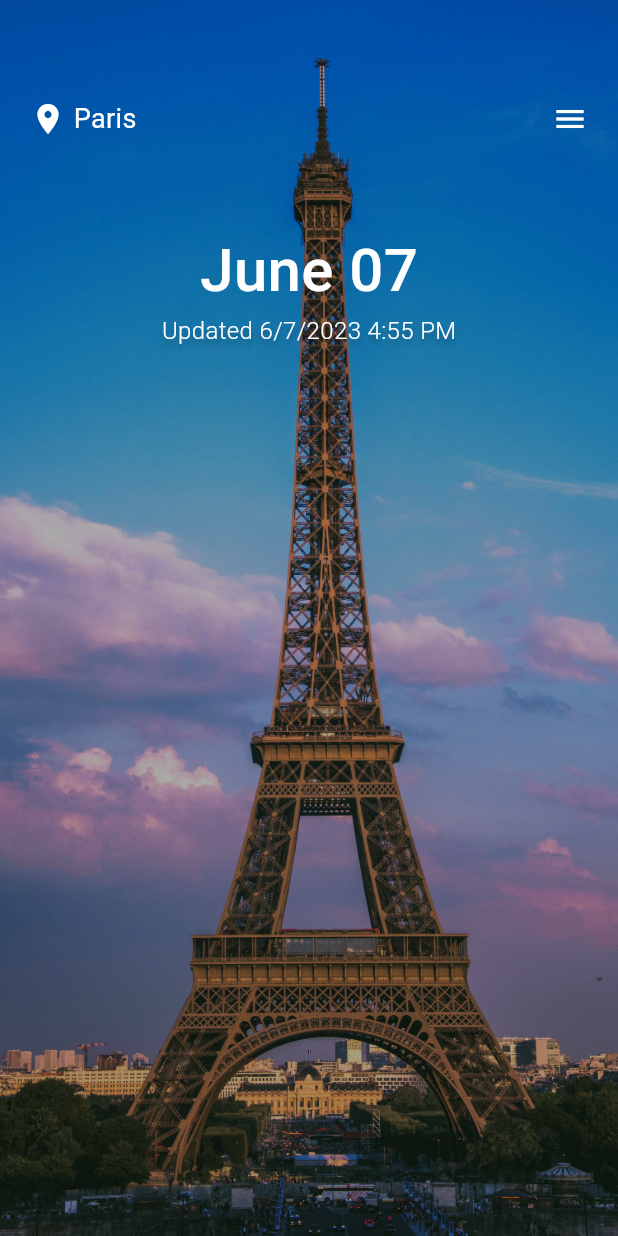
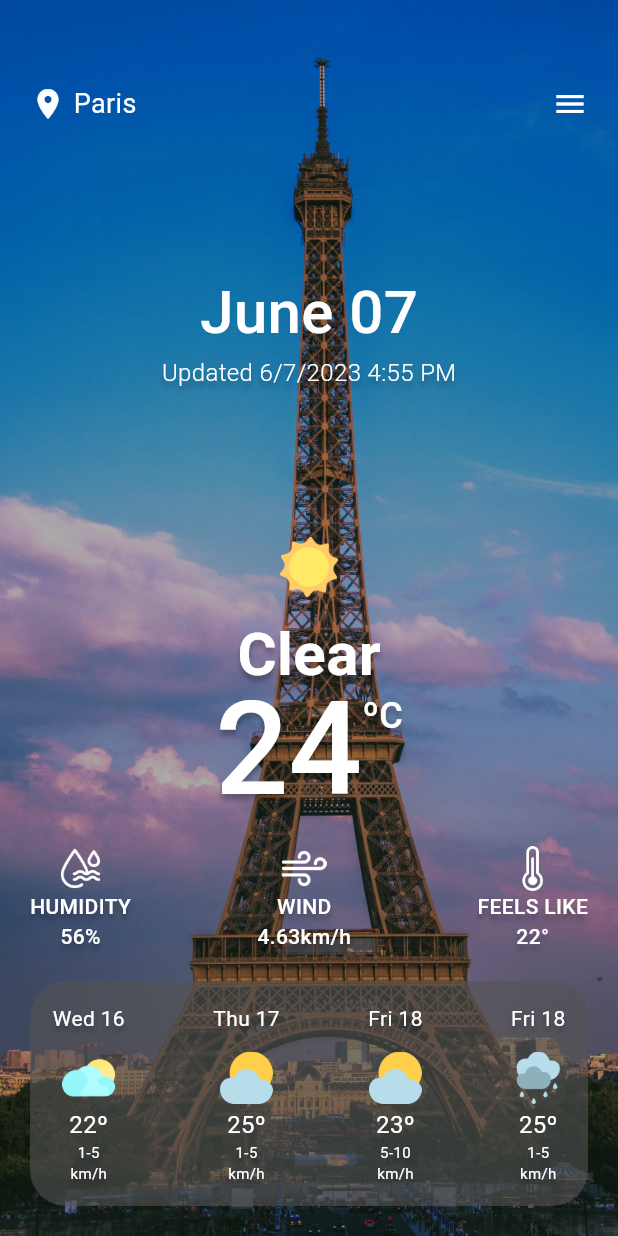
Before and after one commit to IT21175466/Weather-App, a Flutter app: the screen it shows after launch, on a phone screen of 412 x 824 dp. Run offline on Flutter 3.47's test engine with Material 2 defaults, Android fonts, the phone set to English and light mode, and no system bars; our stand-ins replace google_fonts.

Commit message:
Home UI Done

```diff
--- a/lib/main.dart
+++ b/lib/main.dart
@@ -1,5 +1,5 @@
 import 'package:flutter/material.dart';
-import 'package:weather_app/Pages/HomePage.dart';
+import 'package:weather_app/pages/screens/HomePage.dart';
 
 void main() {
   runApp(const MyApp());
--- a/lib/pages/HomePage.dart
+++ /dev/null
@@ -1,100 +0,0 @@
-import 'package:flutter/material.dart';
-import 'package:google_fonts/google_fonts.dart';
-
-class HomePage extends StatefulWidget {
-  const HomePage({super.key});
-
-  @override
-  State<HomePage> createState() => _HomePageState();
-}
-
-class _HomePageState extends State<HomePage> {
-  @override
-  Widget build(BuildContext context) {
-    //Get Screen Width and Height
-    double screenWidth = MediaQuery.of(context).size.width;
-    double screenHeight = MediaQuery.of(context).size.height;
-
-    return Scaffold(
-      body: Container(
-        height: screenHeight,
-        width: screenWidth,
-        decoration: BoxDecoration(
-          image: DecorationImage(
-            image: const AssetImage('lib/assets/images/eiffel_tower.jpg'),
-            fit: BoxFit.cover,
-            colorFilter: ColorFilter.mode(
-                Colors.black.withOpacity(0.33), BlendMode.darken),
-          ),
-        ),
-        child: Column(
-          crossAxisAlignment: CrossAxisAlignment.center,
-          children: [
-            SizedBox(
-              height: AppBar().preferredSize.height,
-            ),
-
-            //Location and Menu Row
-            Padding(
-              padding: const EdgeInsets.symmetric(horizontal: 20, vertical: 10),
-              child: Row(
-                children: [
-                  const Icon(
-                    Icons.location_on,
-                    color: Colors.white,
-                  ),
-                  const SizedBox(
-                    width: 5,
-                  ),
-                  Text(
-                    'Paris',
-                    style: GoogleFonts.roboto(
-                      fontSize: 18,
-                      color: Colors.white,
-                    ),
-                  ),
-                  const Spacer(),
-                  const Icon(
-                    Icons.menu,
-                    color: Colors.white,
-                  ),
-                ],
-              ),
-            ),
-
-            const SizedBox(
-              height: 50,
-            ),
-
-            //Date
-            Text(
-              'June 07',
-              style: GoogleFonts.roboto(
-                fontSize: 40,
-                fontWeight: FontWeight.w500,
-                color: Colors.white,
-              ),
-            ),
-
-            //Updated Date and Time
-            Text(
-              'Updated 6/7/2023 4:55 PM',
-              style: GoogleFonts.roboto(
-                fontSize: 16,
-                fontWeight: FontWeight.w300,
-                color: Colors.white,
-                shadows: [
-                  Shadow(
-                    color: Colors.black.withOpacity(0.25),
-                    offset: const Offset(0, 4),
-                    blurRadius: 4,
-                  ),
-                ],
-              ),
-            ),
-          ],
-        ),
-      ),
-    );
-  }
-}
--- /dev/null
+++ b/lib/pages/screens/HomePage.dart
@@ -0,0 +1,594 @@
+import 'package:flutter/material.dart';
+import 'package:google_fonts/google_fonts.dart';
+
+class HomePage extends StatefulWidget {
+  const HomePage({super.key});
+
+  @override
+  State<HomePage> createState() => _HomePageState();
+}
+
+class _HomePageState extends State<HomePage> {
+  @override
+  Widget build(BuildContext context) {
+    //Get Screen Width and Height
+    double screenWidth = MediaQuery.of(context).size.width;
+    double screenHeight = MediaQuery.of(context).size.height;
+
+    return Scaffold(
+      body: Container(
+        height: screenHeight,
+        width: screenWidth,
+        decoration: BoxDecoration(
+          image: DecorationImage(
+            image: const AssetImage('lib/assets/images/eiffel_tower.jpg'),
+            fit: BoxFit.cover,
+            colorFilter: ColorFilter.mode(
+                Colors.black.withOpacity(0.33), BlendMode.darken),
+          ),
+        ),
+        child: Column(
+          crossAxisAlignment: CrossAxisAlignment.center,
+          children: [
+            SizedBox(
+              height: AppBar().preferredSize.height,
+            ),
+
+            //Location and Menu Row
+            Padding(
+              padding: const EdgeInsets.symmetric(horizontal: 20),
+              child: Row(
+                children: [
+                  const Icon(
+                    Icons.location_on,
+                    color: Colors.white,
+                  ),
+                  const SizedBox(
+                    width: 5,
+                  ),
+                  Text(
+                    'Paris',
+                    style: GoogleFonts.roboto(
+                      fontSize: 18,
+                      color: Colors.white,
+                    ),
+                  ),
+                  const Spacer(),
+                  const Icon(
+                    Icons.menu,
+                    color: Colors.white,
+                  ),
+                ],
+              ),
+            ),
+
+            const Spacer(),
+
+            //Date
+            Text(
+              'June 07',
+              style: GoogleFonts.roboto(
+                fontSize: 40,
+                fontWeight: FontWeight.w500,
+                color: Colors.white,
+              ),
+            ),
+
+            //Updated Date and Time
+            Text(
+              'Updated 6/7/2023 4:55 PM',
+              style: GoogleFonts.roboto(
+                fontSize: 16,
+                fontWeight: FontWeight.w300,
+                color: Colors.white,
+                shadows: [
+                  Shadow(
+                    color: Colors.black.withOpacity(0.25),
+                    offset: const Offset(0, 4),
+                    blurRadius: 4,
+                  ),
+                ],
+              ),
+            ),
+
+            const Spacer(),
+
+            //Icon
+            SizedBox(
+              height: 40,
+              width: 40,
+              child: Image.asset('lib/assets/images/clear.png'),
+            ),
+
+            const SizedBox(
+              height: 10,
+            ),
+
+            //Condition
+            Text(
+              'Clear',
+              style: GoogleFonts.roboto(
+                fontSize: 40,
+                fontWeight: FontWeight.w700,
+                color: Colors.white,
+                shadows: [
+                  Shadow(
+                    color: Colors.black.withOpacity(0.25),
+                    offset: const Offset(0, 4),
+                    blurRadius: 4,
+                  ),
+                ],
+              ),
+            ),
+
+            //Temperature
+            Row(
+              crossAxisAlignment: CrossAxisAlignment.start,
+              mainAxisAlignment: MainAxisAlignment.center,
+              children: [
+                Text(
+                  '24',
+                  style: GoogleFonts.roboto(
+                    height: 0.8,
+                    fontSize: 86,
+                    fontWeight: FontWeight.w500,
+                    color: Colors.white,
+                    shadows: [
+                      Shadow(
+                        color: Colors.black.withOpacity(0.25),
+                        offset: const Offset(0, 4),
+                        blurRadius: 4,
+                      ),
+                    ],
+                  ),
+                ),
+                Text(
+                  'ºC',
+                  style: GoogleFonts.roboto(
+                    height: 1,
+                    fontSize: 24,
+                    fontWeight: FontWeight.w500,
+                    color: Colors.white,
+                    shadows: [
+                      Shadow(
+                        color: Colors.black.withOpacity(0.25),
+                        offset: const Offset(0, 4),
+                        blurRadius: 4,
+                      ),
+                    ],
+                  ),
+                ),
+              ],
+            ),
+
+            const SizedBox(
+              height: 30,
+            ),
+
+            //Humidity Wind FeelsLike
+            Padding(
+              padding: const EdgeInsets.symmetric(horizontal: 20),
+              child: Row(
+                children: [
+                  Column(
+                    children: [
+                      SizedBox(
+                        height: 30,
+                        width: 30,
+                        child: Image.asset('lib/assets/images/humidity.png'),
+                      ),
+                      Text(
+                        'HUMIDITY',
+                        style: GoogleFonts.roboto(
+                          fontSize: 14,
+                          fontWeight: FontWeight.w500,
+                          color: Colors.white,
+                          shadows: [
+                            Shadow(
+                              color: Colors.black.withOpacity(0.25),
+                              offset: const Offset(0, 4),
+                              blurRadius: 4,
+                            ),
+                          ],
+                        ),
+                      ),
+                      Text(
+                        '56%',
+                        style: GoogleFonts.roboto(
+                          fontSize: 14,
+                          fontWeight: FontWeight.w500,
+                          color: Colors.white,
+                          shadows: [
+                            Shadow(
+                              color: Colors.black.withOpacity(0.25),
+                              offset: const Offset(0, 4),
+                              blurRadius: 4,
+                            ),
+                          ],
+                        ),
+                      ),
+                    ],
+                  ),
+                  const Spacer(),
+                  Column(
+                    children: [
+                      SizedBox(
+                        height: 30,
+                        width: 30,
+                        child: Image.asset('lib/assets/images/wind.png'),
+                      ),
+                      Text(
+                        'WIND',
+                        style: GoogleFonts.roboto(
+                          fontSize: 14,
+                          fontWeight: FontWeight.w500,
+                          color: Colors.white,
+                          shadows: [
+                            Shadow(
+                              color: Colors.black.withOpacity(0.25),
+                              offset: const Offset(0, 4),
+                              blurRadius: 4,
+                            ),
+                          ],
+                        ),
+                      ),
+                      Text(
+                        '4.63km/h',
+                        style: GoogleFonts.roboto(
+                          fontSize: 14,
+                          fontWeight: FontWeight.w500,
+                          color: Colors.white,
+                          shadows: [
+                            Shadow(
+                              color: Colors.black.withOpacity(0.25),
+                              offset: const Offset(0, 4),
+                              blurRadius: 4,
+                            ),
+                          ],
+                        ),
+                      ),
+                    ],
+                  ),
+                  const Spacer(),
+                  Column(
+                    children: [
+                      SizedBox(
+                        height: 30,
+                        width: 30,
+                        child: Image.asset('lib/assets/images/feellike.png'),
+                      ),
+                      Text(
+                        'FEELS LIKE',
+                        style: GoogleFonts.roboto(
+                          fontSize: 14,
+                          fontWeight: FontWeight.w500,
+                          color: Colors.white,
+                          shadows: [
+                            Shadow(
+                              color: Colors.black.withOpacity(0.25),
+                              offset: const Offset(0, 4),
+                              blurRadius: 4,
+                            ),
+                          ],
+                        ),
+                      ),
+                      Text(
+                        '22°',
+                        style: GoogleFonts.roboto(
+                          fontSize: 14,
+                          fontWeight: FontWeight.w500,
+                          color: Colors.white,
+                          shadows: [
+                            Shadow(
+                              color: Colors.black.withOpacity(0.25),
+                              offset: const Offset(0, 4),
+                              blurRadius: 4,
+                            ),
+                          ],
+                        ),
+                      ),
+                    ],
+                  ),
+                ],
+              ),
+            ),
+
+            const SizedBox(
+              height: 20,
+            ),
+
+            //History
+            Container(
+              margin: const EdgeInsets.symmetric(horizontal: 20),
+              padding: const EdgeInsets.all(15),
+              height: 150,
+              decoration: BoxDecoration(
+                color: const Color.fromARGB(255, 83, 83, 83).withOpacity(0.6),
+                borderRadius: BorderRadius.circular(24),
+              ),
+              child: Row(
+                children: [
+                  Column(
+                    crossAxisAlignment: CrossAxisAlignment.center,
+                    children: [
+                      Text(
+                        'Wed 16',
+                        style: GoogleFonts.roboto(
+                          fontSize: 14,
+                          fontWeight: FontWeight.w400,
+                          color: Colors.white,
+                          shadows: [
+                            Shadow(
+                              color: Colors.black.withOpacity(0.25),
+                              offset: const Offset(0, 4),
+                              blurRadius: 4,
+                            ),
+                          ],
+                        ),
+                      ),
+                      const Spacer(),
+                      SizedBox(
+                        width: 35,
+                        height: 35,
+                        child: Image.asset('lib/assets/images/cloudy_sun.png'),
+                      ),
+                      const SizedBox(
+                        height: 2,
+                      ),
+                      Text(
+                        '22º',
+                        style: GoogleFonts.roboto(
+                          fontSize: 16,
+                          fontWeight: FontWeight.w400,
+                          color: Colors.white,
+                        ),
+                      ),
+                      Text(
+                        '1-5',
+                        style: GoogleFonts.roboto(
+                          fontSize: 10,
+                          fontWeight: FontWeight.w400,
+                          color: Colors.white,
+                          shadows: [
+                            Shadow(
+                              color: Colors.black.withOpacity(0.25),
+                              offset: const Offset(0, 4),
+                              blurRadius: 4,
+                            ),
+                          ],
+                        ),
+                      ),
+                      Text(
+                        'km/h',
+                        style: GoogleFonts.roboto(
+                          fontSize: 10,
+                          fontWeight: FontWeight.w400,
+                          color: Colors.white,
+                          shadows: [
+                            Shadow(
+                              color: Colors.black.withOpacity(0.25),
+                              offset: const Offset(0, 4),
+                              blurRadius: 4,
+                            ),
+                          ],
+                        ),
+                      ),
+                    ],
+                  ),
+                  const Spacer(),
+                  Column(
+                    crossAxisAlignment: CrossAxisAlignment.center,
+                    children: [
+                      Text(
+                        'Thu 17',
+                        style: GoogleFonts.roboto(
+                          fontSize: 14,
+                          fontWeight: FontWeight.w400,
+                          color: Colors.white,
+                          shadows: [
+                            Shadow(
+                              color: Colors.black.withOpacity(0.25),
+                              offset: const Offset(0, 4),
+                              blurRadius: 4,
+                            ),
+                          ],
+                        ),
+                      ),
+                      const Spacer(),
+                      SizedBox(
+                        width: 35,
+                        height: 35,
+                        child: Image.asset('lib/assets/images/cloudy_moon.png'),
+                      ),
+                      const SizedBox(
+                        height: 2,
+                      ),
+                      Text(
+                        '25º',
+                        style: GoogleFonts.roboto(
+                          fontSize: 16,
+                          fontWeight: FontWeight.w400,
+                          color: Colors.white,
+                        ),
+                      ),
+                      Text(
+                        '1-5',
+                        style: GoogleFonts.roboto(
+                          fontSize: 10,
+                          fontWeight: FontWeight.w400,
+                          color: Colors.white,
+                          shadows: [
+                            Shadow(
+                              color: Colors.black.withOpacity(0.25),
+                              offset: const Offset(0, 4),
+                              blurRadius: 4,
+                            ),
+                          ],
+                        ),
+                      ),
+                      Text(
+                        'km/h',
+                        style: GoogleFonts.roboto(
+                          fontSize: 10,
+                          fontWeight: FontWeight.w400,
+                          color: Colors.white,
+                          shadows: [
+                            Shadow(
+                              color: Colors.black.withOpacity(0.25),
+                              offset: const Offset(0, 4),
+                              blurRadius: 4,
+                            ),
+                          ],
+                        ),
+                      ),
+                    ],
+                  ),
+                  const Spacer(),
+                  Column(
+                    crossAxisAlignment: CrossAxisAlignment.center,
+                    children: [
+                      Text(
+                        'Fri 18',
+                        style: GoogleFonts.roboto(
+                          fontSize: 14,
+                          fontWeight: FontWeight.w400,
+                          color: Colors.white,
+                          shadows: [
+                            Shadow(
+                              color: Colors.black.withOpacity(0.25),
+                              offset: const Offset(0, 4),
+                              blurRadius: 4,
+                            ),
+                          ],
+                        ),
+                      ),
+                      const Spacer(),
+                      SizedBox(
+                        width: 35,
+                        height: 35,
+                        child: Image.asset('lib/assets/images/cloudy_moon.png'),
+                      ),
+                      const SizedBox(
+                        height: 2,
+                      ),
+                      Text(
+                        '23º',
+                        style: GoogleFonts.roboto(
+                          fontSize: 16,
+                          fontWeight: FontWeight.w400,
+                          color: Colors.white,
+                        ),
+                      ),
+                      Text(
+                        '5-10',
+                        style: GoogleFonts.roboto(
+                          fontSize: 10,
+                          fontWeight: FontWeight.w400,
+                          color: Colors.white,
+                          shadows: [
+                            Shadow(
+                              color: Colors.black.withOpacity(0.25),
+                              offset: const Offset(0, 4),
+                              blurRadius: 4,
+                            ),
+                          ],
+                        ),
+                      ),
+                      Text(
+                        'km/h',
+                        style: GoogleFonts.roboto(
+                          fontSize: 10,
+                          fontWeight: FontWeight.w400,
+                          color: Colors.white,
+                          shadows: [
+                            Shadow(
+                              color: Colors.black.withOpacity(0.25),
+                              offset: const Offset(0, 4),
+                              blurRadius: 4,
+                            ),
+                          ],
+                        ),
+                      ),
+                    ],
+                  ),
+                  const Spacer(),
+                  Column(
+                    crossAxisAlignment: CrossAxisAlignment.center,
+                    children: [
+                      Text(
+                        'Fri 18',
+                        style: GoogleFonts.roboto(
+                          fontSize: 14,
+                          fontWeight: FontWeight.w400,
+                          color: Colors.white,
+                          shadows: [
+                            Shadow(
+                              color: Colors.black.withOpacity(0.25),
+                              offset: const Offset(0, 4),
+                              blurRadius: 4,
+                            ),
+                          ],
+                        ),
+                      ),
+                      const Spacer(),
+                      SizedBox(
+                        width: 35,
+                        height: 35,
+                        child: Image.asset('lib/assets/images/cloudy_rain.png'),
+                      ),
+                      const SizedBox(
+                        height: 2,
+                      ),
+                      Text(
+                        '25º',
+                        style: GoogleFonts.roboto(
+                          fontSize: 16,
+                          fontWeight: FontWeight.w400,
+                          color: Colors.white,
+                        ),
+                      ),
+                      Text(
+                        '1-5',
+                        style: GoogleFonts.roboto(
+                          fontSize: 10,
+                          fontWeight: FontWeight.w400,
+                          color: Colors.white,
+                          shadows: [
+                            Shadow(
+                              color: Colors.black.withOpacity(0.25),
+                              offset: const Offset(0, 4),
+                              blurRadius: 4,
+                            ),
+                          ],
+                        ),
+                      ),
+                      Text(
+                        'km/h',
+                        style: GoogleFonts.roboto(
+                          fontSize: 10,
+                          fontWeight: FontWeight.w400,
+                          color: Colors.white,
+                          shadows: [
+                            Shadow(
+                              color: Colors.black.withOpacity(0.25),
+                              offset: const Offset(0, 4),
+                              blurRadius: 4,
+                            ),
+                          ],
+                        ),
+                      ),
+                    ],
+                  ),
+                ],
+              ),
+            ),
+
+            const SizedBox(
+              height: 20,
+            ),
+          ],
+        ),
+      ),
+    );
+  }
+}
```
Also changed, not shown: lib/assets/images/clear.png (added), lib/assets/images/clouds.png (added), lib/assets/images/cloudy_moon.png (added), lib/assets/images/cloudy_rain.png (added), lib/assets/images/cloudy_sun.png (added), lib/assets/images/feellike.png (added), lib/assets/images/humidity.png (added), lib/assets/images/thunderstorm.png (added), lib/assets/images/wind.png (added), lib/pages/splash_screen/SplashScreen.dart (renamed from lib/pages/SplashScreen.dart).
